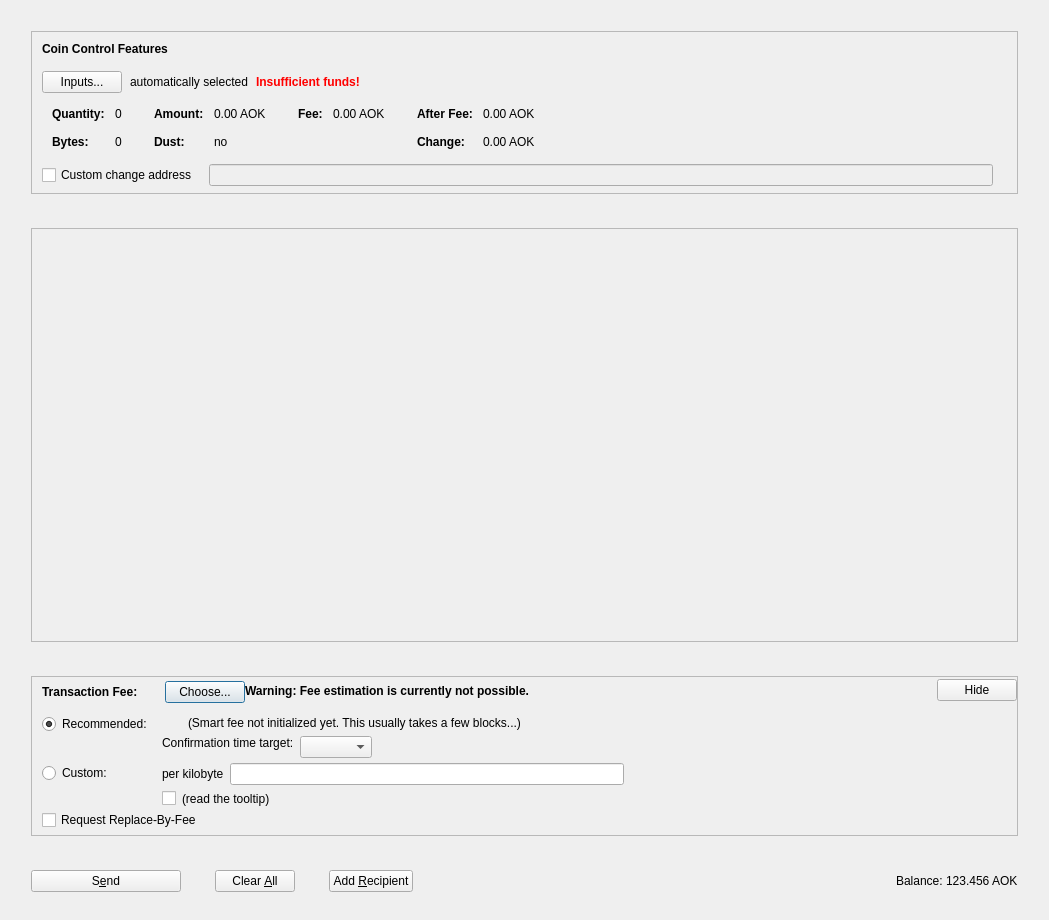
Qt form src/qt/forms/sendcoinsdialog.ui (AokChain/AokChain) before a commit.
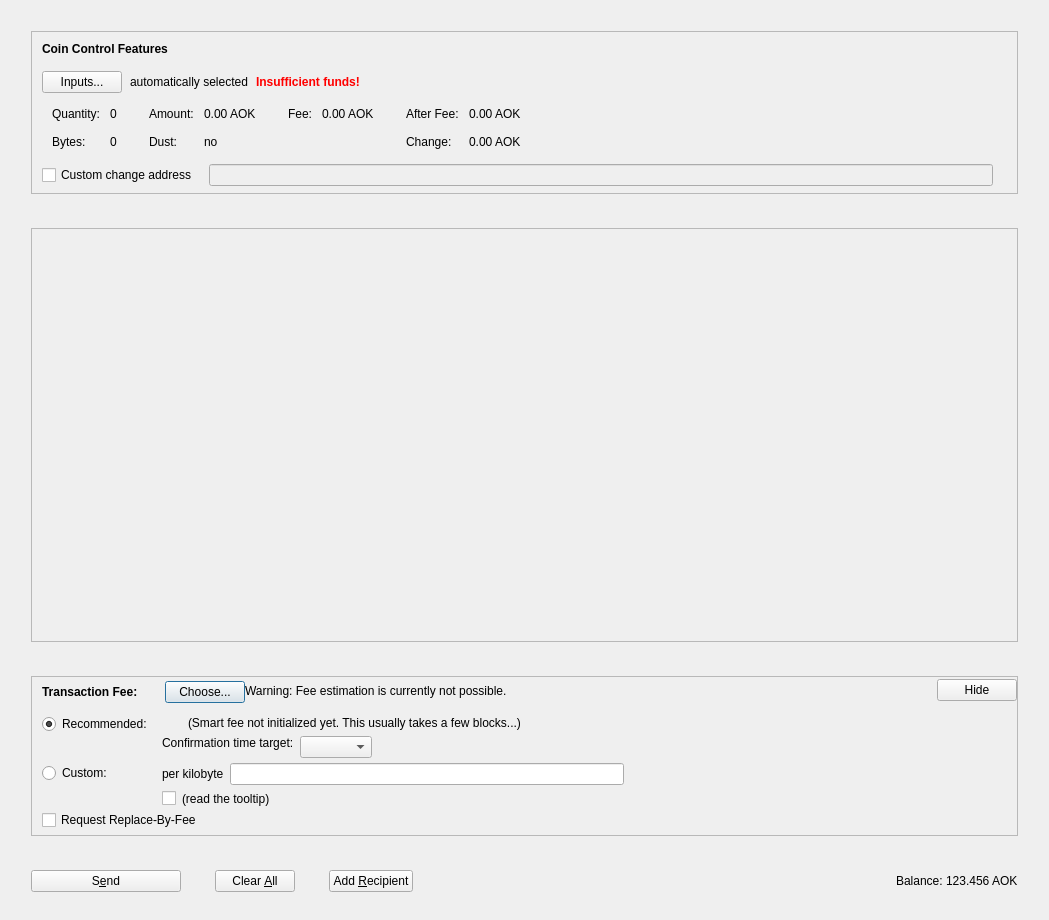
The same form after that commit. Icons and pictures are not drawn. Custom widgets are drawn as their Qt base class.

Commit message:
qt: medium weight for Korean text, quieter lists, plainer sign and send pages
Noto Sans KR Medium is added: without it every medium weight Korean label
fell back to bold. List rows show the direction icon alone instead of a
tinted tile, and status badges are small tags. The sign page drops the
icon tiles and the accent frame and gives the multisig card more width.
A recipient on the send page is a ruled section inside its card. Bold
fonts set in the forms go through the theme.

What changed in the file:
```diff
--- a/src/qt/forms/sendcoinsdialog.ui
+++ b/src/qt/forms/sendcoinsdialog.ui
@@ -237,8 +237,8 @@
                   <widget class="QLabel" name="labelCoinControlQuantityText">
                    <property name="font">
                     <font>
-                     <weight>75</weight>
-                     <bold>true</bold>
+                     <weight>50</weight>
+                     <bold>false</bold>
                     </font>
                    </property>
                    <property name="text">
@@ -272,8 +272,8 @@
                   <widget class="QLabel" name="labelCoinControlBytesText">
                    <property name="font">
                     <font>
-                     <weight>75</weight>
-                     <bold>true</bold>
+                     <weight>50</weight>
+                     <bold>false</bold>
                     </font>
                    </property>
                    <property name="text">
@@ -320,8 +320,8 @@
                   <widget class="QLabel" name="labelCoinControlAmountText">
                    <property name="font">
                     <font>
-                     <weight>75</weight>
-                     <bold>true</bold>
+                     <weight>50</weight>
+                     <bold>false</bold>
                     </font>
                    </property>
                    <property name="text">
@@ -352,8 +352,8 @@
                   <widget class="QLabel" name="labelCoinControlLowOutputText">
                    <property name="font">
                     <font>
-                     <weight>75</weight>
-                     <bold>true</bold>
+                     <weight>50</weight>
+                     <bold>false</bold>
                     </font>
                    </property>
                    <property name="text">
@@ -400,8 +400,8 @@
                   <widget class="QLabel" name="labelCoinControlFeeText">
                    <property name="font">
                     <font>
-                     <weight>75</weight>
-                     <bold>true</bold>
+                     <weight>50</weight>
+                     <bold>false</bold>
                     </font>
                    </property>
                    <property name="text">
@@ -451,8 +451,8 @@
                   <widget class="QLabel" name="labelCoinControlAfterFeeText">
                    <property name="font">
                     <font>
-                     <weight>75</weight>
-                     <bold>true</bold>
+                     <weight>50</weight>
+                     <bold>false</bold>
                     </font>
                    </property>
                    <property name="text">
@@ -483,8 +483,8 @@
                   <widget class="QLabel" name="labelCoinControlChangeText">
                    <property name="font">
                     <font>
-                     <weight>75</weight>
-                     <bold>true</bold>
+                     <weight>50</weight>
+                     <bold>false</bold>
                     </font>
                    </property>
                    <property name="text">
@@ -780,8 +780,8 @@
              <widget class="QLabel" name="fallbackFeeWarningLabel">
               <property name="font">
                <font>
-                <weight>75</weight>
-                <bold>true</bold>
+                <weight>50</weight>
+                <bold>false</bold>
                </font>
               </property>
               <property name="toolTip">
```
Left out of the diff: 18 changed lines with no effect on the pictures. The commit also changes 17 other files.
